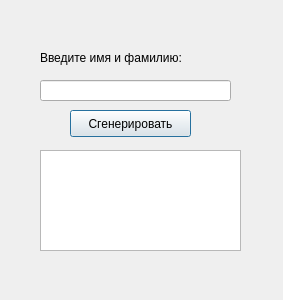
gigantina/watch_people, file hidden.ui: the form before one commit.
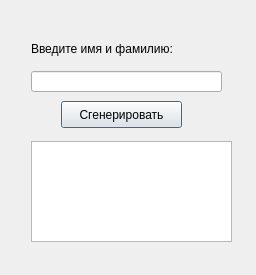
The form after the commit.

The edit to the form file:
```diff
--- a/hidden.ui
+++ b/hidden.ui
@@ -6,22 +6,16 @@
    <rect>
     <x>0</x>
     <y>0</y>
-    <width>283</width>
-    <height>300</height>
+    <width>256</width>
+    <height>275</height>
    </rect>
   </property>
   <property name="windowTitle">
    <string>Dialog</string>
   </property>
+  <layout class="QGridLayout" name="gridLayout">
+   <item row="0" column="0">
   <widget class="QWidget" name="centralwidget" native="true">
-   <property name="geometry">
-    <rect>
-     <x>20</x>
-     <y>20</y>
-     <width>241</width>
-     <height>261</height>
-    </rect>
-   </property>
    <widget class="QLineEdit" name="lineEdit">
     <property name="geometry">
      <rect>
@@ -69,6 +63,8 @@
     </property>
    </widget>
   </widget>
+   </item>
+  </layout>
  </widget>
  <resources/>
  <connections/>
```
Lines whose indentation alone changed are shown as unchanged.
